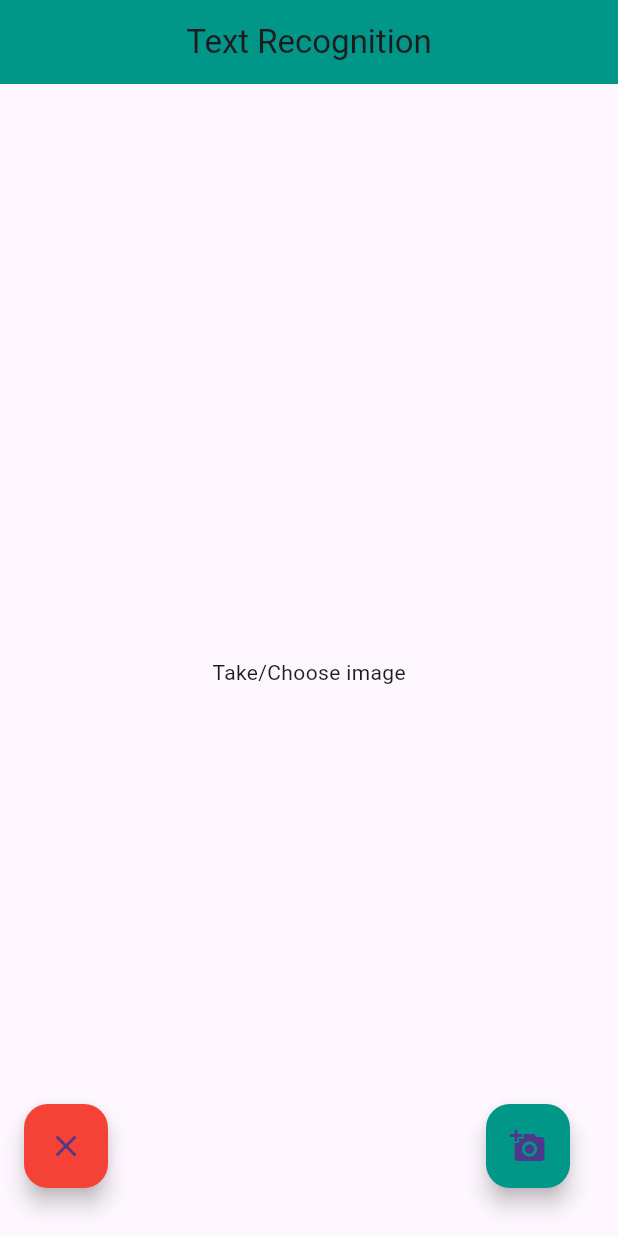
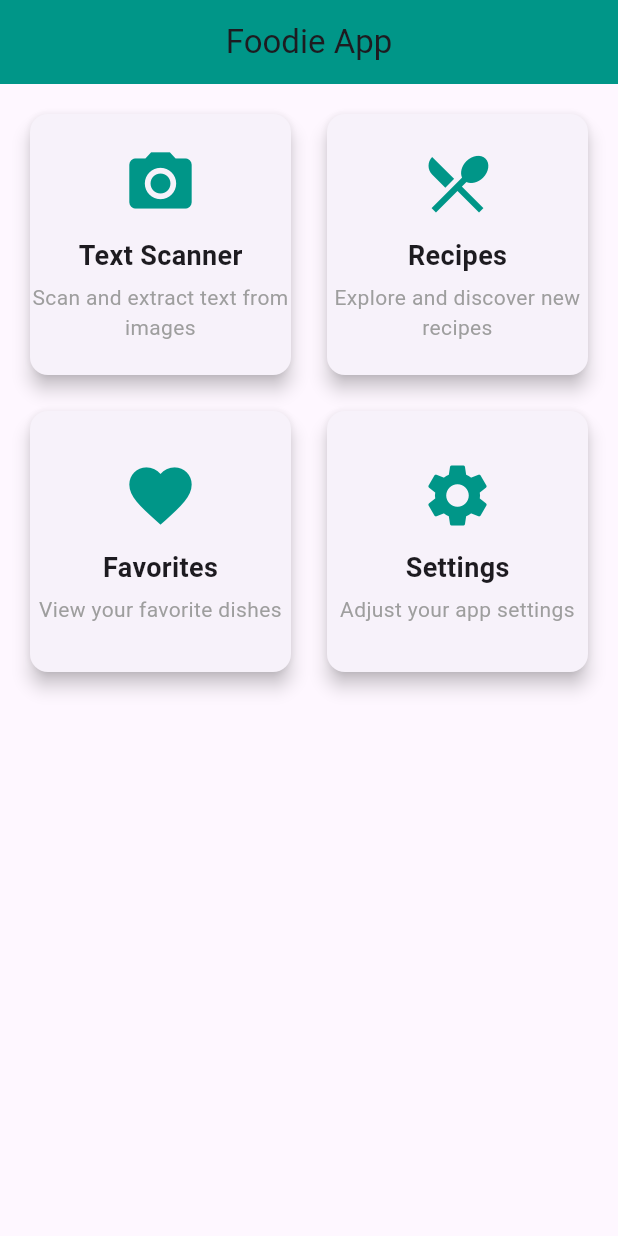
Before and after one commit to prabashwara65/Flutter-Ml, a Flutter app: the screen it shows after launch, on a phone screen of 412 x 824 dp. Run offline on Flutter 3.47's test engine with Material 3 defaults, Android fonts, the phone set to English and light mode, and no system bars; our stand-ins replace image_picker; missing offline and left inert: google_mlkit_text_recognition.

Commit message:
added initial screen for app

```diff
--- a/lib/main.dart
+++ b/lib/main.dart
@@ -1,5 +1,5 @@
 import 'package:flutter/material.dart';
-import 'screens/home_page.dart'; // Import HomePage
+import 'screens/initial_screen.dart'; // Import InitialScreen
 
 void main() {
   runApp(MyApp());
@@ -9,11 +9,11 @@ class MyApp extends StatelessWidget {
   @override
   Widget build(BuildContext context) {
     return MaterialApp(
-      title: 'Text Scanner',
+      title: 'Foodie App',
       theme: ThemeData(
-        primarySwatch: Colors.blue,
+        primarySwatch: Colors.teal,
       ),
-      home: HomePage(), // Set HomePage as the initial screen
+      home: InitialScreen(), // Set InitialScreen as the initial screen
     );
   }
 }
--- /dev/null
+++ b/lib/screens/initial_screen.dart
@@ -0,0 +1,100 @@
+import 'package:flutter/material.dart';
+import 'Image_To_Text.dart'; // Import the HomePage or other screens you want to navigate to
+
+class InitialScreen extends StatelessWidget {
+  @override
+  Widget build(BuildContext context) {
+    return Scaffold(
+      appBar: AppBar(
+        centerTitle: true,
+        title: const Text('Foodie App'),
+        backgroundColor: Colors.teal,
+      ),
+      body: Padding(
+        padding: const EdgeInsets.all(16.0),
+        child: GridView.count(
+          crossAxisCount: 2,
+          crossAxisSpacing: 16,
+          mainAxisSpacing: 16,
+          children: [
+            _buildNavigationCard(
+              context,
+              'Text Scanner',
+              'Scan and extract text from images',
+              Icons.camera_alt,
+              HomePage(),
+            ),
+            _buildNavigationCard(
+              context,
+              'Recipes',
+              'Explore and discover new recipes',
+              Icons.restaurant_menu,
+              Container(), // Replace with the actual Recipes screen
+            ),
+            _buildNavigationCard(
+              context,
+              'Favorites',
+              'View your favorite dishes',
+              Icons.favorite,
+              Container(), // Replace with the actual Favorites screen
+            ),
+            _buildNavigationCard(
+              context,
+              'Settings',
+              'Adjust your app settings',
+              Icons.settings,
+              Container(), // Replace with the actual Settings screen
+            ),
+          ],
+        ),
+      ),
+    );
+  }
+
+  Widget _buildNavigationCard(
+    BuildContext context,
+    String title,
+    String subtitle,
+    IconData icon,
+    Widget destination,
+  ) {
+    return Card(
+      elevation: 5,
+      child: InkWell(
+        onTap: () {
+          Navigator.push(
+            context,
+            MaterialPageRoute(builder: (context) => destination),
+          );
+        },
+        child: Column(
+          mainAxisAlignment: MainAxisAlignment.center,
+          children: [
+            Icon(
+              icon,
+              size: 50,
+              color: Colors.teal,
+            ),
+            const SizedBox(height: 10),
+            Text(
+              title,
+              style: const TextStyle(
+                fontSize: 18,
+                fontWeight: FontWeight.bold,
+              ),
+            ),
+            const SizedBox(height: 5),
+            Text(
+              subtitle,
+              textAlign: TextAlign.center,
+              style: const TextStyle(
+                fontSize: 14,
+                color: Colors.grey,
+              ),
+            ),
+          ],
+        ),
+      ),
+    );
+  }
+}
```
Also changed, not shown: lib/screens/Image_To_Text.dart (renamed from lib/screens/home_page.dart).
